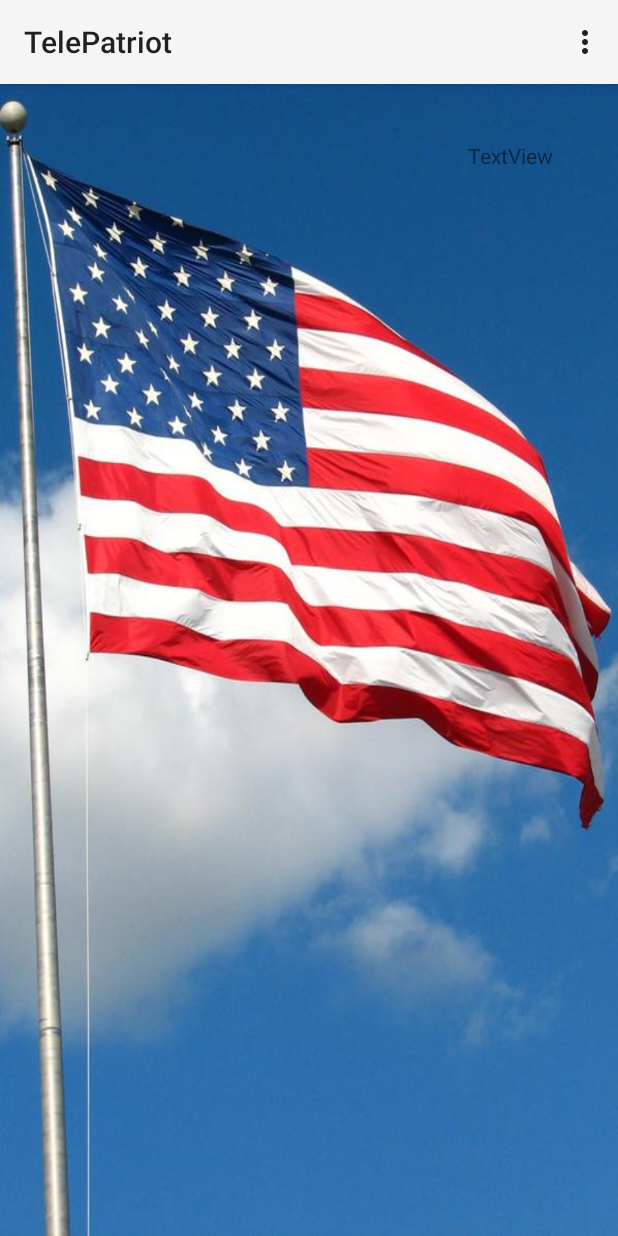
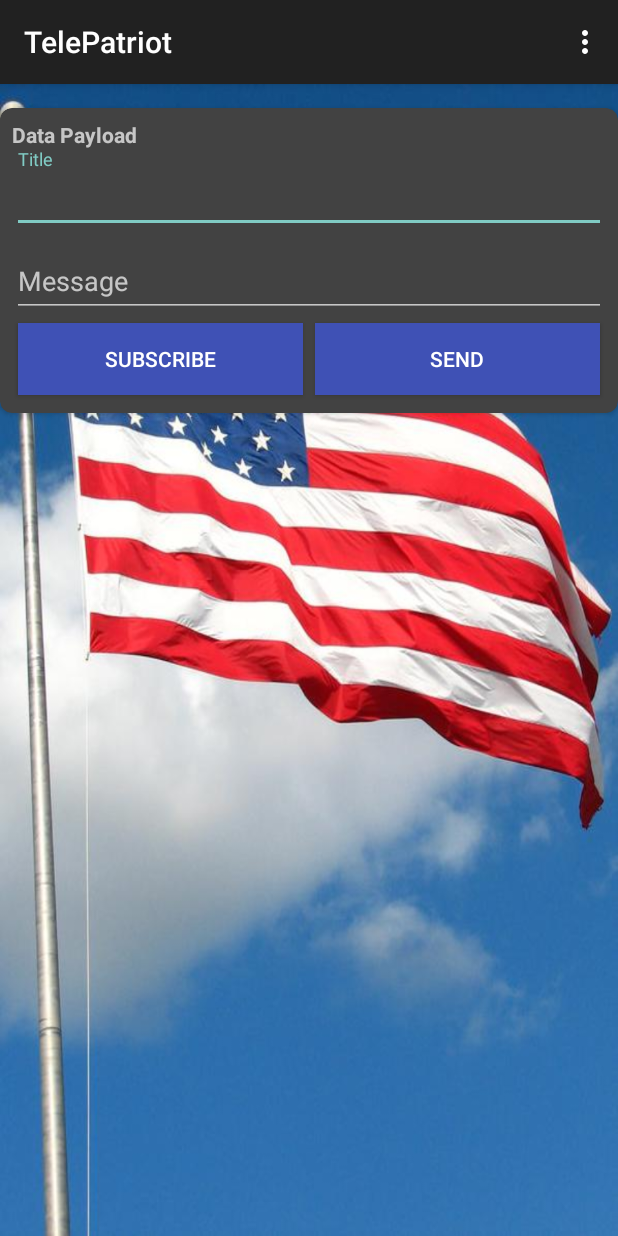
Before and after one commit to bdunklau/TelePatriot-Android, an Android app: the screen it shows after launch (MainActivity), on a phone screen of 412 x 824 dp. Run offline under Robolectric (Android 15) with nearby library versions, the phone set to English and light mode, and no system bars; our stand-ins replace Firebase (no records; nobody signed in at launch, a user with empty details on screens opened directly); libraries missing offline, so code that uses them is left out: com.firebase.ui; 5 statements that could not run were skipped.

Commit message:
got stuck at activity_main.xml.  Can't get past error that says:  using the design library requires using Theme.AppCompat or a descendant.

```diff
--- a/app/build.gradle
+++ b/app/build.gradle
@@ -41,6 +41,11 @@ dependencies {
     // from:  https://github.com/firebase/FirebaseUI-Android
     // Single target that includes all FirebaseUI libraries above
     compile 'com.firebaseui:firebase-ui:2.3.0'
+
+    // from
+    // https://blog.chizobaogbonna.me/device-to-device-push-notification-using-cloud-functions-for-firebase-5e607d74d7a2
+    //
+    compile 'com.google.firebase:firebase-messaging:11.0.4'
 }
 
 
--- a/app/src/main/AndroidManifest.xml
+++ b/app/src/main/AndroidManifest.xml
@@ -10,7 +10,7 @@
         android:label="@string/app_name"
         android:roundIcon="@mipmap/ic_launcher"
         android:supportsRtl="true"
-        android:theme="@style/Theme.AppCompat.DayNight">
+        android:theme="@style/Theme.AppCompat">
         <activity android:name=".MainActivity">
             <intent-filter>
                 <action android:name="android.intent.action.MAIN" />
--- a/app/src/main/java/com/brentdunklau/telepatriot_android/MainActivity.java
+++ b/app/src/main/java/com/brentdunklau/telepatriot_android/MainActivity.java
@@ -2,26 +2,34 @@ package com.brentdunklau.telepatriot_android;
 
 
 import android.content.Intent;
+import android.os.Message;
 import android.support.annotation.NonNull;
+import android.support.v4.app.NotificationCompat;
+import android.support.v7.app.AlertDialog;
 import android.support.v7.app.AppCompatActivity;
 import android.os.Bundle;
 import android.util.Log;
 import android.view.Menu;
 import android.view.MenuItem;
 import android.view.View;
+import android.widget.EditText;
 import android.widget.TextView;
+import android.widget.Toast;
 
 import com.firebase.ui.auth.AuthUI;
-//import com.google.android.gms.common.api.GoogleApiClient;
 import com.google.android.gms.tasks.OnCompleteListener;
 import com.google.android.gms.tasks.Task;
 import com.google.firebase.auth.FirebaseAuth;
 import com.google.firebase.auth.FirebaseUser;
+import com.google.firebase.database.FirebaseDatabase;
+import com.google.firebase.database.DatabaseReference;
+import com.google.firebase.database.FirebaseDatabase;
+import com.google.firebase.messaging.FirebaseMessaging;
 
 import java.util.Arrays;
+import java.util.StringTokenizer;
 
 public class MainActivity extends AppCompatActivity
-        //implements GoogleApiClient.OnConnectionFailedListener
 {
 
     private static final int RC_SIGN_IN = 1;
@@ -29,11 +37,16 @@ public class MainActivity extends AppCompatActivity
     public static final String ANONYMOUS = "anonymous";
     private String mUsername;
 
+    private FirebaseDatabase database;
+    private DatabaseReference myRef;
+
+    private String dataTitle, dataMessage;
+    private EditText title, message;
+
     // Firebase instance variables
     private FirebaseAuth mFirebaseAuth;  // see https://codelabs.developers.google.com/codelabs/firebase-android/#5
     private FirebaseUser mFirebaseUser;  // see https://codelabs.developers.google.com/codelabs/firebase-android/#5
 
-    //private GoogleApiClient mGoogleApiClient;
 
     @Override
     protected void onCreate(Bundle savedInstanceState) {
@@ -60,30 +73,61 @@ public class MainActivity extends AppCompatActivity
             startActivityForResult(intent, RC_SIGN_IN);
         }
 
-
-/*
-        // Set default username is anonymous.
-        mUsername = ANONYMOUS;
-
-        // Initialize Firebase Auth
-        mFirebaseAuth = FirebaseAuth.getInstance();
-        mFirebaseUser = mFirebaseAuth.getCurrentUser();
-        if (mFirebaseUser == null) {
-            // Not signed in, launch the Sign In activity
-            startActivity(new Intent(this, SignInActivity.class));
-            finish();
-            return;
-        } else {
-            mUsername = mFirebaseUser.getDisplayName();
-            if (mFirebaseUser.getPhotoUrl() != null) {
-                //mPhotoUrl = mFirebaseUser.getPhotoUrl().toString(); // put back in when code ready
+        // Handle possible data accompanying notification message.
+        if (getIntent().getExtras() != null) {
+            for (String key : getIntent().getExtras().keySet()) {
+                if (key.equals("title")) {
+                    dataTitle=(String)getIntent().getExtras().get(key);
+                }
+                if (key.equals("message")) {
+                    dataMessage = (String)getIntent().getExtras().get(key);;
+                }
             }
+            showAlertDialog();
         }
 
-        mGoogleApiClient = new GoogleApiClient.Builder(this)
-                .enableAutoManage(this *//* FragmentActivity *//*, this *//* OnConnectionFailedListener *//*)
-                .addApi(Auth.GOOGLE_SIGN_IN_API)
-                .build();*/
+        database = FirebaseDatabase.getInstance();
+        myRef = database.getReference("messages");
+
+        title = findViewById(R.id.title);
+        message = findViewById(R.id.message);
+    }
+
+
+
+    private void showAlertDialog() {
+        AlertDialog.Builder builder = new AlertDialog.Builder(this);
+        builder.setTitle("Message");
+        builder.setMessage("title: " + dataTitle + "\n" + "message: " + dataMessage);
+        builder.setPositiveButton("OK", null);
+        builder.show();
+    }
+
+    public void subscribeToTopic(View view) {
+        FirebaseMessaging.getInstance().subscribeToTopic("notifications");
+        Toast.makeText(this, "Subscribed to Topic: Notifications", Toast.LENGTH_SHORT).show();
+    }
+
+    // should be temporary - can't imagine leaving this around after figuring out
+    // messaging works
+    // ref:  https://github.com/chizoba/Firebase-Cloud-Functions-Tutorial/blob/master/app/src/main/java/com/github/chizoba/firebasecloudfunctions/MainActivity.java
+    class Message {
+        String title, message;
+        public Message(String title, String message) {
+            this.title = title;
+            this.message = message;
+        }
+        public String getTitle() {
+            return title;
+        }
+        public String getMessage() {
+            return message;
+        }
+    }
+
+    public void sendMessage(View view) {
+        myRef.push().setValue(new Message(title.getText().toString(), message.getText().toString()));
+        Toast.makeText(this, "Message Sent", Toast.LENGTH_SHORT).show();
     }
 
     @Override
--- a/app/src/main/res/layout/activity_main.xml
+++ b/app/src/main/res/layout/activity_main.xml
@@ -20,4 +20,85 @@
         android:layout_marginRight="43dp"
         android:layout_marginTop="38dp"
         android:text="TextView" />
+
+
+
+    <android.support.v7.widget.CardView
+        android:layout_width="match_parent"
+        android:layout_height="wrap_content"
+        android:layout_marginTop="16dp"
+        app:cardCornerRadius="8dp">
+
+        <LinearLayout
+            android:layout_width="match_parent"
+            android:layout_height="wrap_content"
+            android:orientation="vertical"
+            android:padding="8dp">
+
+            <TextView
+                android:layout_width="match_parent"
+                android:layout_height="wrap_content"
+                android:text="Data Payload"
+                android:textSize="14sp"
+                android:textStyle="bold" />
+
+            <android.support.design.widget.TextInputLayout
+                android:id="@+id/data_title_input_layout"
+                android:layout_width="match_parent"
+                android:layout_height="wrap_content">
+
+                <EditText
+                    android:id="@+id/title"
+                    android:layout_width="match_parent"
+                    android:layout_height="wrap_content"
+                    android:hint="Title" />
+
+            </android.support.design.widget.TextInputLayout>
+
+            <android.support.design.widget.TextInputLayout
+                android:id="@+id/data_message_input_layout"
+                android:layout_width="match_parent"
+                android:layout_height="wrap_content">
+
+                <EditText
+                    android:id="@+id/message"
+                    android:layout_width="match_parent"
+                    android:layout_height="wrap_content"
+                    android:hint="Message" />
+
+            </android.support.design.widget.TextInputLayout>
+
+            <LinearLayout
+                android:layout_width="match_parent"
+                android:layout_height="wrap_content"
+                android:layout_gravity="bottom"
+                android:orientation="horizontal"
+                android:weightSum="2">
+
+                <Button
+                    android:layout_width="0dp"
+                    android:layout_height="wrap_content"
+                    android:layout_margin="4dp"
+                    android:layout_weight="1"
+                    android:background="@color/colorPrimary"
+                    android:onClick="subscribeToTopic"
+                    android:text="SUBSCRIBE"
+                    android:textColor="#FFFFFF" />
+
+                <Button
+                    android:layout_width="0dp"
+                    android:layout_height="wrap_content"
+                    android:layout_margin="4dp"
+                    android:layout_weight="1"
+                    android:background="@color/colorPrimary"
+                    android:onClick="sendMessage"
+                    android:text="SEND"
+                    android:textColor="#FFFFFF" />
+
+            </LinearLayout>
+        </LinearLayout>
+    </android.support.v7.widget.CardView>
+
+
+
 </RelativeLayout>
--- a/app/src/main/res/values/styles.xml
+++ b/app/src/main/res/values/styles.xml
@@ -1,7 +1,7 @@
 <resources>
 
     <!-- Base application theme. -->
-    <style name="AppTheme" parent="Base.Theme.AppCompat.Light.DarkActionBar">
+    <style name="AppTheme" parent="Theme.AppCompat.Light.DarkActionBar">
         <!-- Customize your theme here. -->
         <item name="colorPrimary">@color/colorPrimary</item>
         <item name="colorPrimaryDark">@color/colorPrimaryDark</item>
```
Also changed, not shown: 5 other files.
